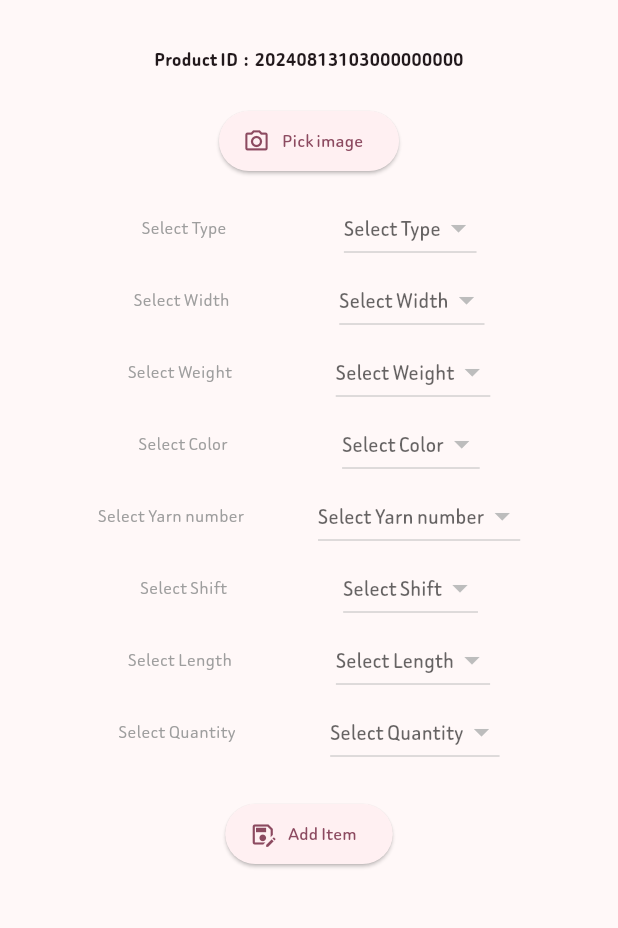
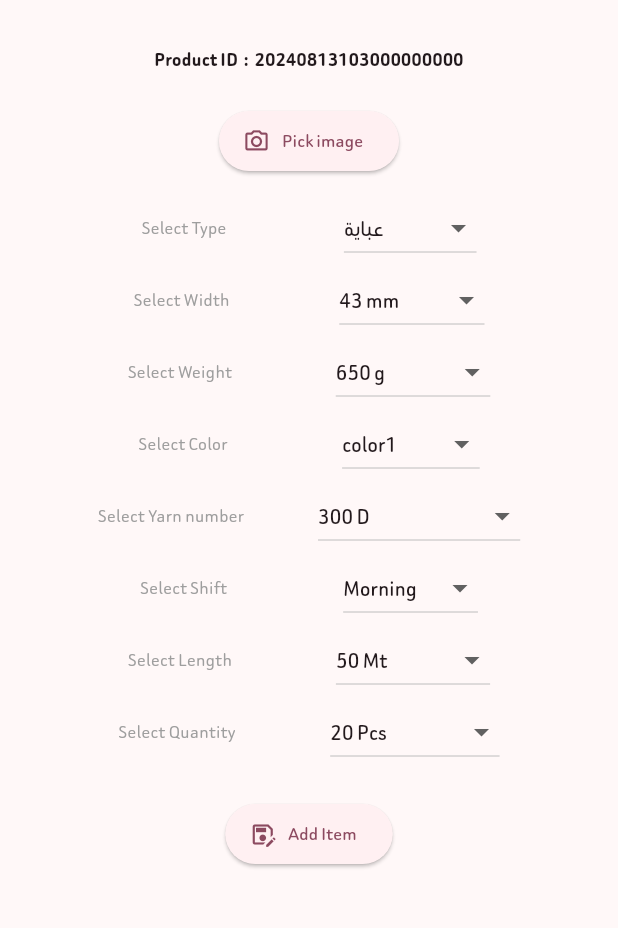
Before and after one commit to abozozzaher/panel_control, a Flutter app: the AddNewItemScreen screen opened directly with empty values, on a phone screen of 412 x 824 dp, the part 63-991 px from its top. Run offline on Flutter 3.47's test engine with Material 3 defaults, Android fonts, the phone set to English and light mode, and no system bars; our stand-ins replace cached_network_image, cloud_firestore, file_picker, firebase_auth, firebase_core, firebase_storage and 9 more; missing offline and left inert: qr_code_scanner; accounts and stored records are empty; generated files the repository leaves out were written again.

Commit message:
تم تعديل القائمة من الهاتف تحتاج كتابة المعلومات كافة واضافة ترجمة كل كلمة وعليها ان تظهر للعامل حسب لغة هاتفه وفي الطباعة يتم ضابعتها بالغة الانكليزية وفي الداتا بيز يتم حفظها حسب اللغة القائمة الاساسية

```diff
--- a/lib/l10n/intl_ar.arb
+++ b/lib/l10n/intl_ar.arb
@@ -71,7 +71,7 @@
     "total_quantity": "الكمية الإجمالية",
     "total_length": "الطول الاجمالي",
     "total_weight": "الوزن الكلي",
-    "morning":"Morning","afternoon":"Afternoon","evening":"Evening",
+    "morning":"صباحي","afternoon":"عصري","evening":"ليلي",
     "test_page" : "Test Page",
 "select_an_option" : "Select an option",
 "enter_custom_value" : "Enter Custom Value",
--- a/lib/l10n/intl_en.arb
+++ b/lib/l10n/intl_en.arb
@@ -72,7 +72,7 @@
     "total_weight":"Total Weight",
     "enter_code_here" : "Enter code here",
     "saveـand_send_data" : "Save and send data",
-    "morning":"Morning","afternoon":"Afternoon","evening":"Evening",
+    "morning":"Morn1ing","afternoon":"Afternoon","evening":"Evening",
 
     "test_page" : "Test Page",
     "select_an_option" : "Select an option",
--- a/lib/pages/product/NewItem.dart
+++ b/lib/pages/product/NewItem.dart
@@ -4,7 +4,6 @@ import 'package:flutter/material.dart';
 import 'package:cloud_firestore/cloud_firestore.dart';
 import 'package:flutter/services.dart';
 import 'package:go_router/go_router.dart';
-import 'package:google_fonts/google_fonts.dart';
 import 'package:image_picker/image_picker.dart';
 import 'package:intl/intl.dart';
 import 'package:pdf/pdf.dart';
@@ -20,6 +19,7 @@ import 'package:qr_flutter/qr_flutter.dart';
 import '../../generated/l10n.dart';
 import '../../provider/user_provider.dart';
 import '../../service/app_drawer.dart';
+import '../../service/data_lists.dart';
 
 class AddNewItemScreen extends StatefulWidget {
   final VoidCallback toggleTheme;
@@ -44,14 +44,14 @@ class _AddNewItemScreenState extends State<AddNewItemScreen> {
   XFile? selectedImage;
   Uint8List? _webImage;
 
-  List<String> types = [];
-  List<String> widths = [];
-  List<String> weights = [];
-  List<String> colors = [];
-  List<String> yarnNumbers = [];
-  List<String> shift = [];
-  List<String> quantity = [];
-  List<String> length = [];
+  List<String>? types;
+  List<String>? widths;
+  List<String>? weights;
+  List<String>? colors;
+  List<String>? yarnNumbers;
+  List<String>? shift;
+  List<String>? quantity;
+  List<String>? length;
   late String image;
   String productId = '';
 
@@ -86,45 +86,26 @@ class _AddNewItemScreenState extends State<AddNewItemScreen> {
 
   Future<void> loadDefaultValues() async {
     // Set default values from Firestore or local defaults if Firestore is empty
-    types = await fetchData('product_types', 'types');
-    widths = await fetchData('widths', 'values');
-    weights = await fetchData('weights', 'values');
-    colors = await fetchData('colors', 'values');
-    yarnNumbers = await fetchData('yarn_numbers', 'values');
-    shift = await fetchData('shift', 'values');
-    quantity = await fetchData('quantity', 'values');
-    length = await fetchData('length', 'values');
-    print(types);
-    print(
-        [types, widths, weights, colors, yarnNumbers, shift, quantity, length]);
-
+    // Load default values from data_lists.dart
+    types = DataLists().types;
+    widths = DataLists().widths;
+    weights = DataLists().weights;
+    colors = DataLists().colors;
+    yarnNumbers = DataLists().yarnNumbers;
+    shift = DataLists().shift;
+    quantity = DataLists().quantity;
+    length = DataLists().length;
     setState(() {
-      selectedType = types.isNotEmpty ? types[0] : null; // null : null;
-      selectedWidth = widths.isNotEmpty ? widths[6] : null;
-      selectedWeight = weights.isNotEmpty ? weights[0] : null;
-      selectedColor = colors.isNotEmpty ? colors[0] : null;
-      selectedYarnNumber = yarnNumbers.isNotEmpty ? yarnNumbers[1] : null;
-      selectedShift = shift.isNotEmpty ? shift[0] : null;
-      selectedQuantity = quantity.isNotEmpty ? quantity[0] : null;
-      selectedLength = length.isNotEmpty ? length[2] : null;
+      selectedType = types!.isNotEmpty ? types![0] : null; // null : null;
+      selectedWidth = widths!.isNotEmpty ? widths![6] : null;
+      selectedWeight = weights!.isNotEmpty ? weights![0] : null;
+      selectedColor = colors!.isNotEmpty ? colors![0] : null;
+      selectedYarnNumber = yarnNumbers!.isNotEmpty ? yarnNumbers![1] : null;
+      selectedShift = shift!.isNotEmpty ? shift![0] : null;
+      selectedQuantity = quantity!.isNotEmpty ? quantity![0] : null;
+      selectedLength = length!.isNotEmpty ? length![2] : null;
       productId = generateCode();
     });
-  }
-
-  Future<List<String>> fetchData(String docName, String fieldName) async {
-    DocumentSnapshot doc = await FirebaseFirestore.instance
-        .collection('products_info')
-        .doc(docName)
-        .get();
-    if (doc.exists) {
-      Map<String, dynamic>? data = doc.data() as Map<String, dynamic>?;
-      if (data != null && data.containsKey(fieldName)) {
-        return List<String>.from(data[fieldName]);
-      }
-    }
-    print('ssss');
-    print(docName.toString());
-    return [];
   }
 
   Future<void> addItem() async {
@@ -287,17 +268,19 @@ class _AddNewItemScreenState extends State<AddNewItemScreen> {
 
                       // Reset fields and generate new product ID
                       setState(() {
-                        selectedType =
-                            types.isNotEmpty ? types[0] : null; //  null : null;
-                        selectedWidth = widths.isNotEmpty ? widths[6] : null;
-                        selectedWeight = weights.isNotEmpty ? weights[0] : null;
-                        selectedColor = colors.isNotEmpty ? colors[0] : null;
+                        selectedType = types!.isNotEmpty
+                            ? types![0]
+                            : null; //  null : null;
+                        selectedWidth = widths!.isNotEmpty ? widths![6] : null;
+                        selectedWeight =
+                            weights!.isNotEmpty ? weights![0] : null;
+                        selectedColor = colors!.isNotEmpty ? colors![0] : null;
                         selectedYarnNumber =
-                            yarnNumbers.isNotEmpty ? yarnNumbers[1] : null;
-                        selectedShift = shift.isNotEmpty ? shift[0] : null;
+                            yarnNumbers!.isNotEmpty ? yarnNumbers![1] : null;
+                        selectedShift = shift!.isNotEmpty ? shift![0] : null;
                         selectedQuantity =
-                            quantity.isNotEmpty ? quantity[0] : null;
-                        selectedLength = length.isNotEmpty ? length[2] : null;
+                            quantity!.isNotEmpty ? quantity![0] : null;
+                        selectedLength = length!.isNotEmpty ? length![2] : null;
 
                         selectedImage = null;
                         _webImage = null;
@@ -739,6 +722,7 @@ class _AddNewItemScreenState extends State<AddNewItemScreen> {
   Widget build(BuildContext context) {
     bool isMobile = MediaQuery.of(context).size.width < 600;
     String englishProductId = convertArabicToEnglish(productId);
+
     return Scaffold(
       appBar: AppBar(
         title: Text('${S().add} ${S().item} ${S().new1}'),
@@ -779,14 +763,14 @@ class _AddNewItemScreenState extends State<AddNewItemScreen> {
                   label: Text(S().pick_image),
                 ),
                 const SizedBox(height: 10),
-                buildDropdown('${S().select} ${S().type}', selectedType, types,
+                buildDropdown('${S().select} ${S().type}', selectedType, types!,
                     (value) {
                   setState(() {
                     selectedType = value;
                   });
                 }, '${S().select} ${S().type}'),
                 buildDropdown(
-                  '${S().select} ${S().width}', selectedWidth, widths,
+                  '${S().select} ${S().width}', selectedWidth, widths!,
                   (value) {
                     setState(() {
                       selectedWidth = value;
@@ -798,7 +782,7 @@ class _AddNewItemScreenState extends State<AddNewItemScreen> {
                 buildDropdown(
                   '${S().select} ${S().weight}',
                   selectedWeight,
-                  weights,
+                  weights!,
                   (value) {
                     setState(() {
                       selectedWeight = value;
@@ -808,7 +792,7 @@ class _AddNewItemScreenState extends State<AddNewItemScreen> {
                   suffixText: 'g', // يمكنك إضافة النص الذي تريده هنا
                 ),
                 buildDropdown(
-                    '${S().select} ${S().color}', selectedColor, colors,
+                    '${S().select} ${S().color}', selectedColor, colors!,
                     (value) {
                   setState(() {
                     selectedColor = value;
@@ -817,7 +801,7 @@ class _AddNewItemScreenState extends State<AddNewItemScreen> {
                 buildDropdown(
                   '${S().select} ${S().yarn_number}',
                   selectedYarnNumber,
-                  yarnNumbers,
+                  yarnNumbers!,
                   (value) {
                     setState(() {
                       selectedYarnNumber = value;
@@ -827,14 +811,14 @@ class _AddNewItemScreenState extends State<AddNewItemScreen> {
                   suffixText: 'D', // يمكنك إضافة النص الذي تريده هنا
                 ),
                 buildDropdown(
-                    '${S().select} ${S().shift}', selectedShift, shift,
+                    '${S().select} ${S().shift}', selectedShift, shift!,
                     (value) {
                   setState(() {
                     selectedShift = value;
                   });
                 }, '${S().select} ${S().shift}'),
                 buildDropdown(
-                  '${S().select} ${S().length}', selectedLength, length,
+                  '${S().select} ${S().length}', selectedLength, length!,
                   (value) {
                     setState(() {
                       selectedLength = value;
@@ -846,7 +830,7 @@ class _AddNewItemScreenState extends State<AddNewItemScreen> {
                 buildDropdown(
                   '${S().select} ${S().quantity}',
                   selectedQuantity,
-                  quantity,
+                  quantity!,
                   (value) {
                     setState(() {
                       selectedQuantity = value;
--- a/lib/service/data_lists.dart
+++ b/lib/service/data_lists.dart
@@ -3,6 +3,7 @@
 // قائمة الأنواع
 import 'package:panel_control/generated/l10n.dart';
 
+class DataLists {
   List<String> types = [
     'عباية',
     'محجرة',
@@ -26,8 +27,7 @@ List<String> colors = ['color1', 'color2', 'احمر', 'اخرض'];
   List<String> yarnNumbers = ['150', '300', '450', '600', '900', '1200'];
 
 // قائمة الشفتات (النوبات)
-List<String> shift = ['${S().morning}' '${S().afternoon}', '${S().evening}'];
-
+  List<String> shift = [(S().morning), (S().afternoon), (S().evening)];
 // قائمة الكميات
   List<String> quantity = ['20', '35', '50', '10'];
 
@@ -45,3 +45,4 @@ void printLists() {
     print('Quantity: $quantity');
     print('Length: $length');
   }
+}
```
Lines whose indentation alone changed are shown as unchanged.
